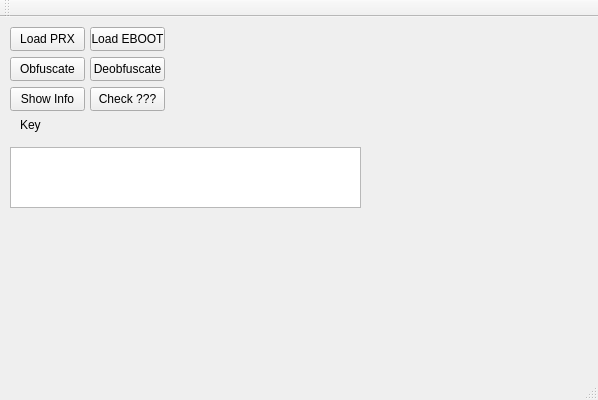
TheRouletteBoi/PowerObfuscator, file PowerObfuscatorGUI/src/PowerObfuscator.ui: the form before one commit.
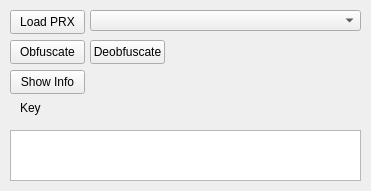
The form after the commit.

Commit message: GUI: basic functionality

The edit to the form file:
```diff
--- a/PowerObfuscatorGUI/src/PowerObfuscator.ui
+++ b/PowerObfuscatorGUI/src/PowerObfuscator.ui
@@ -6,8 +6,8 @@
    <rect>
     <x>0</x>
     <y>0</y>
-    <width>598</width>
-    <height>400</height>
+    <width>371</width>
+    <height>191</height>
    </rect>
   </property>
   <property name="windowTitle">
@@ -27,20 +27,7 @@
      <string>Load PRX</string>
     </property>
    </widget>
-   <widget class="QPushButton" name="LoadEbootButton">
-    <property name="geometry">
-     <rect>
-      <x>90</x>
-      <y>10</y>
-      <width>75</width>
-      <height>24</height>
-     </rect>
-    </property>
-    <property name="text">
-     <string>Load EBOOT</string>
-    </property>
-   </widget>
-   <widget class="QPushButton" name="ObfuscateButton">
+   <widget class="QPushButton" name="obfuscateButton">
     <property name="geometry">
      <rect>
       <x>10</x>
@@ -79,26 +66,13 @@
      <string>Show Info</string>
     </property>
    </widget>
-   <widget class="QPushButton" name="pushButton_2">
-    <property name="geometry">
-     <rect>
-      <x>90</x>
-      <y>70</y>
-      <width>75</width>
-      <height>24</height>
-     </rect>
-    </property>
-    <property name="text">
-     <string>Check ???</string>
-    </property>
-   </widget>
    <widget class="QTextEdit" name="textEdit">
     <property name="geometry">
      <rect>
       <x>10</x>
       <y>130</y>
       <width>351</width>
-      <height>61</height>
+      <height>51</height>
      </rect>
     </property>
    </widget>
@@ -115,26 +89,17 @@
      <string>Key</string>
     </property>
    </widget>
+   <widget class="QComboBox" name="filePathComboBox">
+    <property name="geometry">
+     <rect>
+      <x>90</x>
+      <y>10</y>
+      <width>271</width>
+      <height>21</height>
+     </rect>
+    </property>
+   </widget>
   </widget>
-  <widget class="QMenuBar" name="menuBar">
-   <property name="geometry">
-    <rect>
-     <x>0</x>
-     <y>0</y>
-     <width>598</width>
-     <height>22</height>
-    </rect>
-   </property>
-  </widget>
-  <widget class="QToolBar" name="mainToolBar">
-   <attribute name="toolBarArea">
-    <enum>TopToolBarArea</enum>
-   </attribute>
-   <attribute name="toolBarBreak">
-    <bool>false</bool>
-   </attribute>
-  </widget>
-  <widget class="QStatusBar" name="statusBar"/>
  </widget>
  <layoutdefault spacing="6" margin="11"/>
  <resources>
```
Left out of the diff: 6 changed lines with no effect on the pictures. The commit also changes 5 other files.
